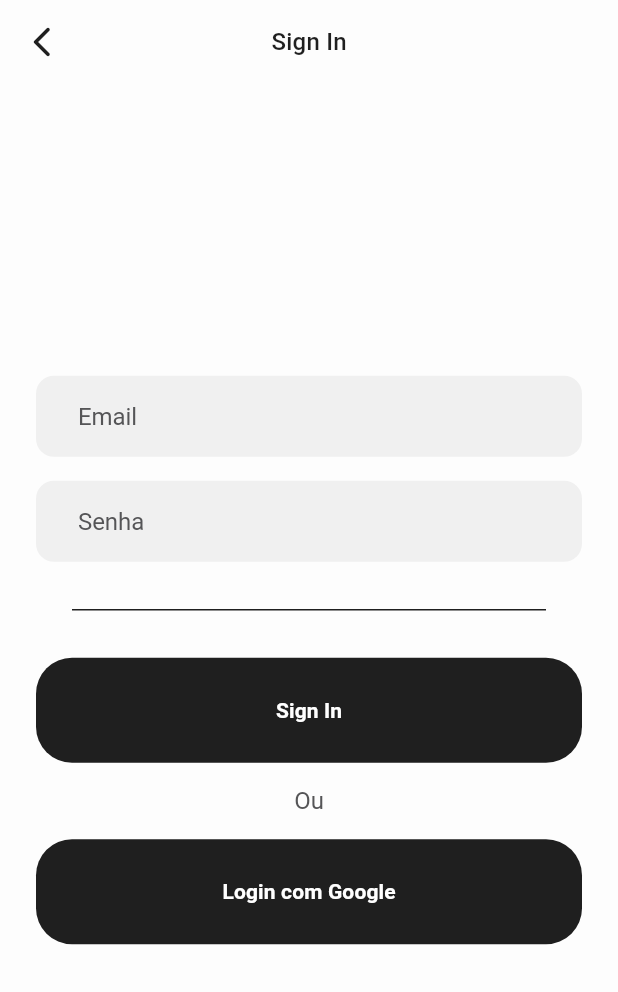
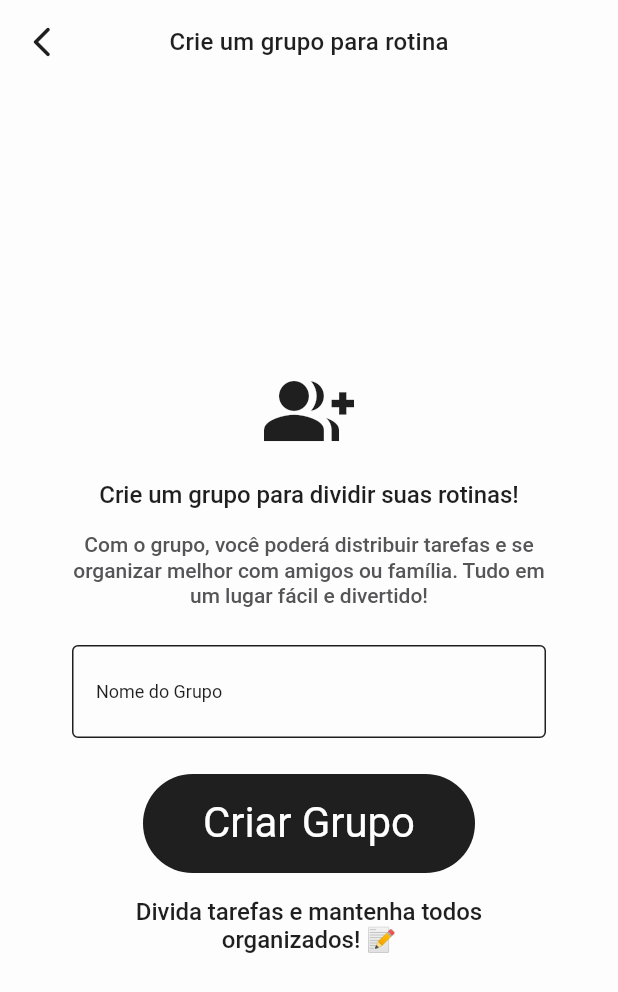
Before and after one commit to ViniPortoDev/clean_nest, a Flutter app: the screen it shows after launch, on a phone screen of 412 x 824 dp. Shown: the top 992 px of the screen. Run offline on Flutter 3.47's test engine with Material 3 defaults, Android fonts, the phone set to English and light mode, and no system bars; our stand-ins replace flutter_modular.

Commit message:
structured routine group creation page

```diff
--- a/lib/modules/auth/src/auth_module.dart
+++ b/lib/modules/auth/src/auth_module.dart
@@ -1,6 +1,7 @@
 import 'package:clean_nest/modules/auth/src/domain/repositories/choose_mascot_repository.dart';
 import 'package:clean_nest/modules/auth/src/data/repositories/choose_mascot_repository_impl.dart';
 import 'package:clean_nest/modules/auth/src/ui/pages/choose_mascot_page.dart';
+import 'package:clean_nest/modules/auth/src/ui/pages/create_rotine_group_page.dart';
 import 'package:clean_nest/modules/auth/src/ui/pages/sign_in_page.dart';
 import 'package:clean_nest/modules/auth/src/ui/pages/sign_up_page.dart';
 import 'package:clean_nest/modules/auth/src/ui/viewmodels/choose_mascot_viewmodel.dart';
@@ -16,7 +17,7 @@ class AuthModule extends Module {
 
   @override
   void routes(r) {
-    r.child('/', child: (context) => const SignInPage());
+    r.child('/create_rotine_group', child: (context) => const SignInPage());
     r.child('/sign_up', child: (context) => const SignUpPage());
     r.child(
       '/choose_mascot',
@@ -24,5 +25,6 @@ class AuthModule extends Module {
         chooseMascotViewModel: context.read()..loadMascots(),
       ),
     );
+    r.child('/', child: (context) => const CreateRotineGroupPage());
   }
 }
--- a/lib/modules/auth/src/ui/pages/create_rotine_group_page.dart
+++ b/lib/modules/auth/src/ui/pages/create_rotine_group_page.dart
@@ -13,12 +13,79 @@ class CreateRotineGroupPage extends StatelessWidget {
     final themeTextStyle = theme.extension<CnTextStyles>();
     final themeSpacing = theme.extension<CnSpacing>();
     final size = MediaQuery.of(context).size;
-    return const CnScaffoldWidget(
-      appBar: CnAppBarWidget(
-          title: 'Crie um grupo para rotina', showBackButton: true),
-      body: Column(
-        mainAxisAlignment: MainAxisAlignment.center,
-        children: [],
+
+    return CnScaffoldWidget(
+      appBar: const CnAppBarWidget(
+        title: 'Crie um grupo para rotina',
+        showBackButton: true,
+      ),
+      body: Center(
+        child: Padding(
+          padding: EdgeInsets.symmetric(horizontal: 24),
+          child: Column(
+            mainAxisAlignment: MainAxisAlignment.center,
+            children: [
+              // Ícone e título do grupo
+              Icon(
+                Icons.group_add,
+                size: 60,
+                color: theme.primaryColor,
+              ),
+              SizedBox(height: themeSpacing!.spacing16px),
+              Text(
+                'Crie um grupo para dividir suas rotinas!',
+                style: themeTextStyle!.textMMedium!
+                    .copyWith(color: theme.primaryColor),
+                textAlign: TextAlign.center,
+              ),
+              SizedBox(height: themeSpacing.spacing16px),
+              Text(
+                'Com o grupo, você poderá distribuir tarefas e se organizar melhor com amigos ou família. Tudo em um lugar fácil e divertido!',
+                style: themeTextStyle.textSMedium,
+                textAlign: TextAlign.center,
+              ),
+              SizedBox(height: themeSpacing.spacing24px),
+
+              // Campo de texto para o nome do grupo
+              TextField(
+                decoration: InputDecoration(
+                  labelText: 'Nome do Grupo',
+                  labelStyle: themeTextStyle.textTRegular!.copyWith(
+                    color: theme.primaryColor,
+                  ),
+                  border: OutlineInputBorder(),
+                  contentPadding: EdgeInsets.all(12),
+                ),
+                style: themeTextStyle.headingM,
+              ),
+              SizedBox(height: themeSpacing.spacing24px),
+
+              // Botão para criar o grupo
+              ElevatedButton(
+                onPressed: () {
+                  // Lógica para criar o grupo
+                },
+                style: ElevatedButton.styleFrom(
+                  backgroundColor: theme.primaryColor,
+                  padding: EdgeInsets.symmetric(vertical: 16, horizontal: 40),
+                ),
+                child: Text(
+                  'Criar Grupo',
+                  style: themeTextStyle.headingS!.copyWith(color: Colors.white),
+                ),
+              ),
+              SizedBox(height: themeSpacing.spacing16px),
+
+              // Texto informativo adicional
+              Text(
+                'Divida tarefas e mantenha todos organizados! 📝',
+                style: themeTextStyle.textMMedium!
+                    .copyWith(color: theme.primaryColor),
+                textAlign: TextAlign.center,
+              ),
+            ],
+          ),
+        ),
       ),
     );
   }
```
